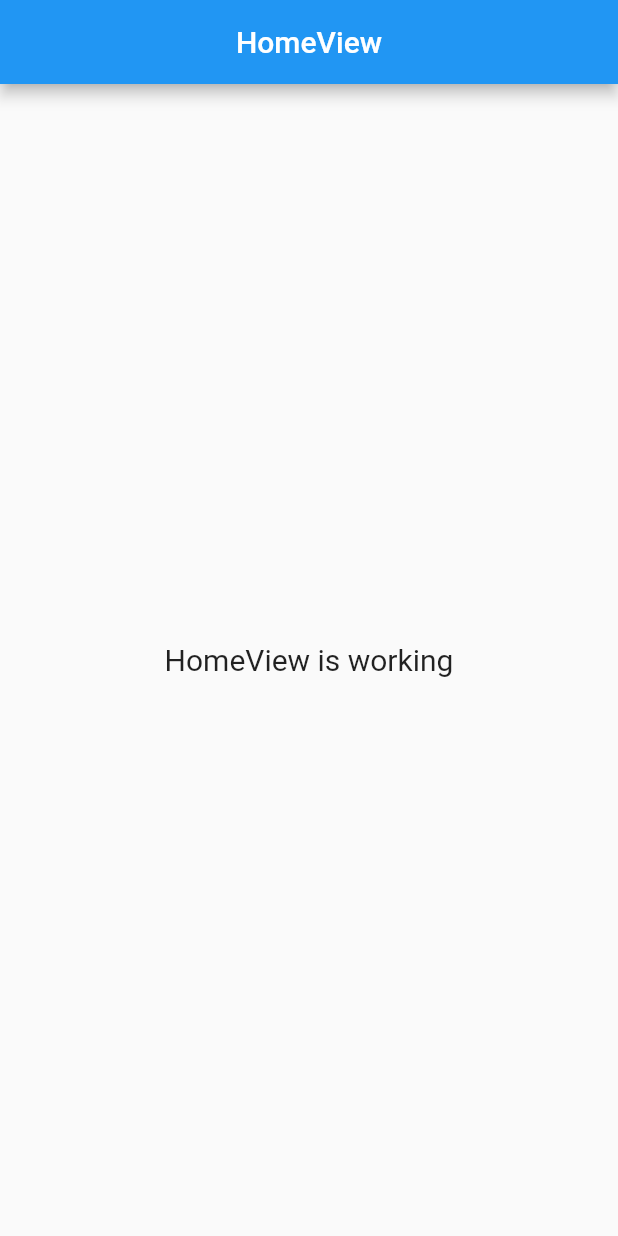
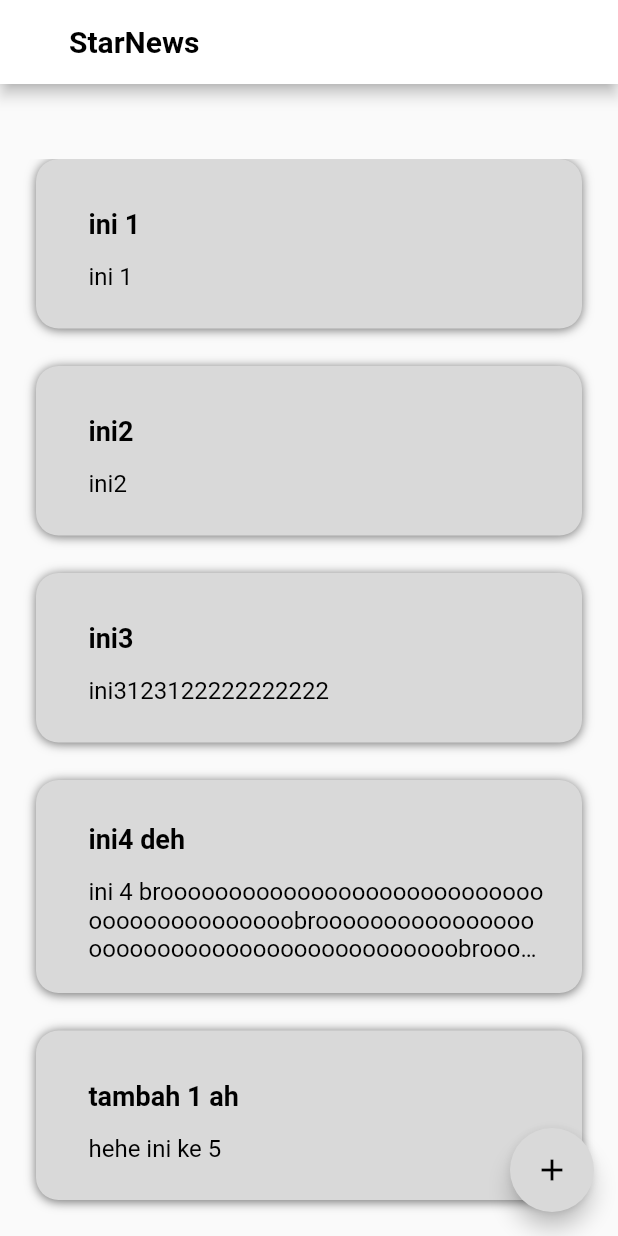
Before and after one commit to mfajarhafidh/Rewind-GetX, a Flutter app: the screen it shows after launch, on a phone screen of 412 x 824 dp. Run offline on Flutter 3.47's test engine with Material 2 defaults, Android fonts, the phone set to English and light mode, and no system bars; our stand-ins replace easy_splash_screen, get.

Commit message:
feat: add splash and home page

```diff
--- a/lib/app/modules/home/controllers/home_controller.dart
+++ b/lib/app/modules/home/controllers/home_controller.dart
@@ -1,20 +1,8 @@
 import 'package:get/get.dart';
 
 class HomeController extends GetxController {
-  //TODO: Implement HomeController
-
-  final count = 0.obs;
-  @override
-  void onInit() {
-    super.onInit();
-  }
-
-  @override
-  void onReady() {
-    super.onReady();
-  }
-
-  @override
-  void onClose() {}
-  void increment() => count.value++;
+  List<String> list1 = ['ini 1', 'ini2', 'ini3', 'ini4 deh', 'tambah 1 ah'];
+  List<String> list2 = ['ini 1', 'ini2', 'ini3123122222222222',
+  'ini 4 brooooooooooooooooooooooooooooooooooooooooooobrooooooooooooooooooooooooooooooooooooooooooobrooooooooooooooooooooooooooooooooooooooooooo',
+  'hehe ini ke 5'];
 }
--- a/lib/app/modules/home/views/home_view.dart
+++ b/lib/app/modules/home/views/home_view.dart
@@ -1,6 +1,8 @@
 import 'package:flutter/material.dart';
 
 import 'package:get/get.dart';
+import 'package:rewind_api/app/routes/app_pages.dart';
+import 'package:rewind_api/app/shared/color_scheme/color_scheme.dart';
 
 import '../controllers/home_controller.dart';
 
@@ -9,14 +11,48 @@ class HomeView extends GetView<HomeController> {
   Widget build(BuildContext context) {
     return Scaffold(
       appBar: AppBar(
-        title: Text('HomeView'),
-        centerTitle: true,
+        backgroundColor: Colors.white,
+        title: Padding(
+          padding: const EdgeInsets.only(left: 30),
+          child: Text('StarNews', style: TextStyle(fontSize: 20, fontWeight: FontWeight.w700, color: Colors.black)),
+        ),
       ),
-      body: Center(
-        child: Text(
-          'HomeView is working',
-          style: TextStyle(fontSize: 20),
+      body: Padding(
+        padding: const EdgeInsets.only(top: 50),
+        child: ListView.builder(
+          itemCount: controller.list1.length,
+          itemBuilder: (BuildContext context, int index) {
+            return Padding(
+              padding: const EdgeInsets.only(left: 24, right: 24, bottom: 25),
+              child: Container(
+                padding: EdgeInsets.only(left: 19, top: 25, bottom: 16, right: 8),
+                decoration: BoxDecoration(
+                  borderRadius: BorderRadius.circular(15),
+                  color: colorFillContainer,
+                  boxShadow: [
+                    BoxShadow(
+                      color: Colors.black54,
+                      blurRadius: 5,
+                      offset: Offset(0.0, 0.75)
+                    )
+                  ]
+                ),
+                child: ListTile(
+                  title: Padding(
+                    padding: const EdgeInsets.only(bottom: 15),
+                    child: Text(controller.list1[index], style: TextStyle(fontSize: 18, fontWeight: FontWeight.bold, color: Colors.black)),
+                  ),
+                  subtitle: Text(controller.list2[index], style: TextStyle(fontSize: 16, fontWeight: FontWeight.w400, color: Colors.black), maxLines: 3, overflow: TextOverflow.ellipsis),
+                ),
+              ),
+            );
+           },
         ),
+      ),
+      floatingActionButton: FloatingActionButton(
+        onPressed: ()=> Get.toNamed(Routes.POST_ARTICLE),
+        backgroundColor: colorFillContainer,
+        child: Icon(Icons.add, color: Colors.black,),
       ),
     );
   }
--- a/lib/app/routes/app_routes.dart
+++ b/lib/app/routes/app_routes.dart
@@ -5,8 +5,14 @@ abstract class Routes {
   Routes._();
 
   static const HOME = _Paths.HOME;
+  static const SPLASH = _Paths.SPLASH;
+  static const DETAIL_ARTICLE = _Paths.DETAIL_ARTICLE;
+  static const POST_ARTICLE = _Paths.POST_ARTICLE;
 }
 
 abstract class _Paths {
   static const HOME = '/home';
+  static const SPLASH = '/splash';
+  static const DETAIL_ARTICLE = '/detail-article';
+  static const POST_ARTICLE = '/post-article';
 }
--- /dev/null
+++ b/lib/app/shared/color_scheme/color_scheme.dart
@@ -0,0 +1,3 @@
+import 'package:flutter/material.dart';
+
+final colorFillContainer = Color(0xFFD9D9D9);
--- a/lib/main.dart
+++ b/lib/main.dart
@@ -7,6 +7,7 @@ import 'app/routes/app_pages.dart';
 void main() {
   runApp(
     GetMaterialApp(
+      debugShowCheckedModeBanner: false,
       title: "Application",
       initialRoute: AppPages.INITIAL,
       getPages: AppPages.routes,
--- a/pubspec.yaml
+++ b/pubspec.yaml
@@ -8,6 +8,8 @@ environment:
 dependencies:
   cupertino_icons: ^1.0.2
   get: 4.6.5
+  logger: 1.2.2
+  easy_splash_screen: 1.0.4
   flutter:
     sdk: flutter
 
@@ -19,3 +21,5 @@ dev_dependencies:
 
 flutter:
   uses-material-design: true
+  assets:
+    - assets/
```
Also changed, not shown: lib/app/modules/detail_article/bindings/detail_article_binding.dart (added, +12 -0 lines), lib/app/modules/detail_article/controllers/detail_article_controller.dart (added, +20 -0 lines), lib/app/modules/detail_article/views/detail_article_view.dart (added, +23 -0 lines), lib/app/modules/post_article/bindings/post_article_binding.dart (added, +12 -0 lines), lib/app/modules/post_article/controllers/post_article_controller.dart (added, +20 -0 lines), lib/app/modules/post_article/views/post_article_view.dart (added, +23 -0 lines), lib/app/modules/splash/bindings/splash_binding.dart (added, +12 -0 lines), lib/app/modules/splash/controllers/splash_controller.dart (added, +20 -0 lines), lib/app/modules/splash/views/splash_view.dart (added, +19 -0 lines), lib/app/routes/app_pages.dart (+22 -1 lines), assets/icon_splash.png (added), lib/app/initializer.dart (added), pubspec.lock.
